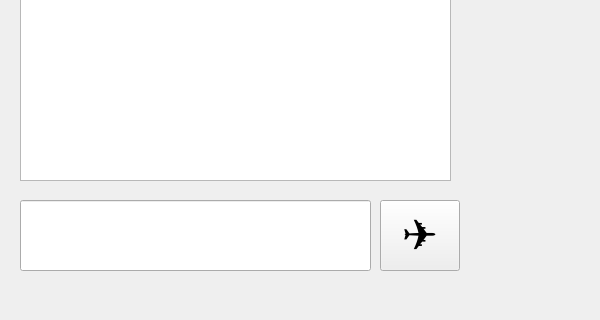
Above: client/mainwindow.ui from alexxxandra031/project before the change; both pictures show x 0 to 600 and y 280 to 600 of the 800 by 600 pixel window. Below: the same form after it.
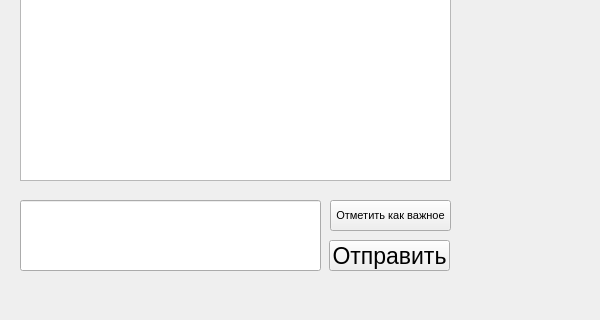
That is the form after the change.

Commit message: Кнопка 'отметить как важное'

```diff
--- a/client/mainwindow.ui
+++ b/client/mainwindow.ui
@@ -32,7 +32,7 @@
      <rect>
       <x>20</x>
       <y>480</y>
-      <width>351</width>
+      <width>301</width>
       <height>71</height>
      </rect>
     </property>
@@ -40,19 +40,19 @@
    <widget class="QPushButton" name="pushButton_send">
     <property name="geometry">
      <rect>
-      <x>380</x>
-      <y>480</y>
-      <width>80</width>
-      <height>71</height>
+      <x>329</x>
+      <y>520</y>
+      <width>121</width>
+      <height>31</height>
      </rect>
     </property>
     <property name="font">
      <font>
-      <pointsize>32</pointsize>
+      <pointsize>17</pointsize>
      </font>
     </property>
     <property name="text">
-     <string>✈</string>
+     <string>Отправить</string>
     </property>
    </widget>
    <widget class="QPushButton" name="pushButton_adminPanel">
@@ -68,6 +68,24 @@
      <string>Панель управления</string>
     </property>
    </widget>
+   <widget class="QPushButton" name="pushButton_markImportant">
+    <property name="geometry">
+     <rect>
+      <x>330</x>
+      <y>480</y>
+      <width>121</width>
+      <height>31</height>
+     </rect>
+    </property>
+    <property name="font">
+     <font>
+      <pointsize>8</pointsize>
+     </font>
+    </property>
+    <property name="text">
+     <string>Отметить как важное</string>
+    </property>
+   </widget>
   </widget>
   <widget class="QMenuBar" name="menubar">
    <property name="geometry">
```
The commit also changes 2 other files.
